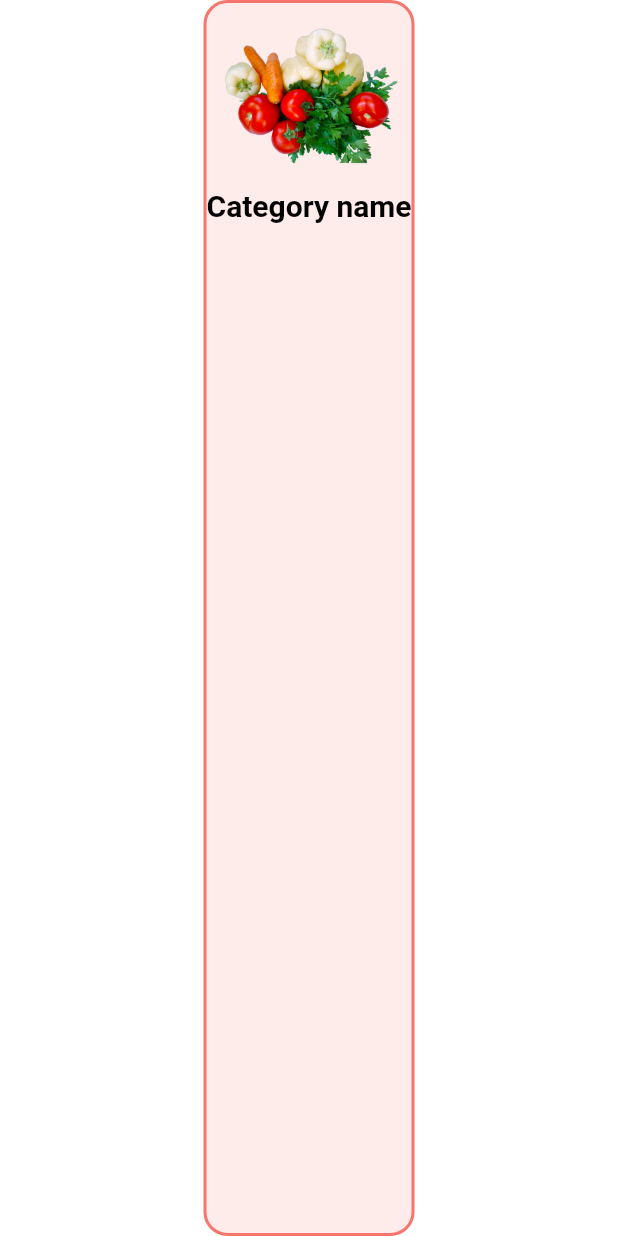
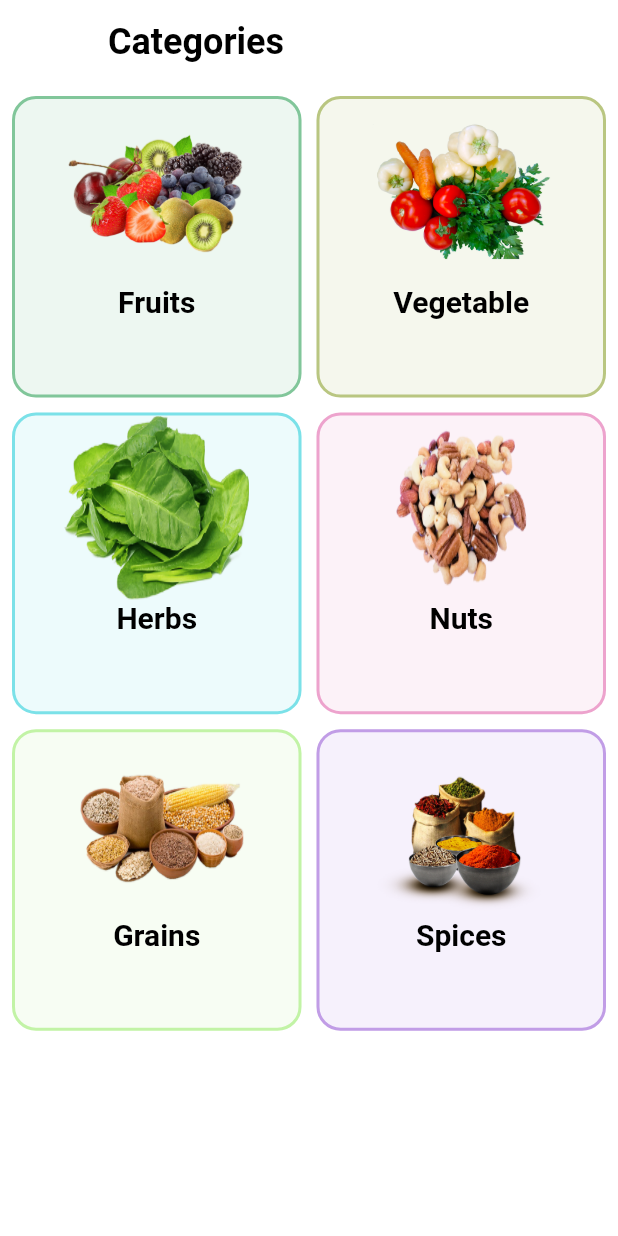
Before and after one commit to Wintech-thekop/pichi_crocery, a Flutter app: the CategiriesScreen screen opened directly, on a phone screen of 412 x 824 dp. Run offline on Flutter 3.47's test engine with Material 2 defaults, Android fonts, the phone set to English and light mode, and no system bars; our stand-ins replace flutter_iconly, shared_preferences; accounts and stored records are empty.

Commit message:
Ep8 Finish building the category screen

```diff
--- a/lib/screens/btm_bar_screen.dart
+++ b/lib/screens/btm_bar_screen.dart
@@ -18,7 +18,7 @@ class _BottomBarScreenState extends State<BottomBarScreen> {
   int _selectedIndex = 3;
   final List<Map<String, dynamic>> _pages = [
     {'page': const HomeScreen(), 'title': 'Home Screen'},
-    {'page': const CategiriesScreen(), 'title': 'Categories Screen'},
+    {'page':  CategiriesScreen(), 'title': 'Categories Screen'},
     {'page': const CartScreen(), 'title': 'Cart Screen'},
     {'page': const UserScreen(), 'title': 'User Screen'},
   ];
--- a/lib/screens/categories_screen.dart
+++ b/lib/screens/categories_screen.dart
@@ -1,13 +1,78 @@
 import 'package:flutter/material.dart';
+import 'package:pichi_grocery_app/services/utils.dart';
 import 'package:pichi_grocery_app/widgets/categories_widget.dart';
+import 'package:pichi_grocery_app/widgets/text_widget.dart';
 
 class CategiriesScreen extends StatelessWidget {
-  const CategiriesScreen({Key? key}) : super(key: key);
+  CategiriesScreen({Key? key}) : super(key: key);
+
+List<Color> gridColors = [
+const Color(0xff53b175),
+const Color(0xFFA0B153),
+const Color(0xFF4BD6E0),
+const Color(0xFFE682BB),
+const Color(0xFFACEF85),
+const Color(0xFFAA79DD),
+];
+
+  List<Map<String, dynamic>> catInfo = [
+    {
+    'imgPath' : 'assets/images/cat/fruits.png',
+    'catText' : 'Fruits',
+    },
+    {
+    'imgPath' : 'assets/images/cat/veg.png',
+    'catText' : 'Vegetable',
+    },
+    {
+    'imgPath' : 'assets/images/cat/Spinach.png',
+    'catText' : 'Herbs',
+    },
+    {
+    'imgPath' : 'assets/images/cat/nuts.png',
+    'catText' : 'Nuts',
+    },
+    {
+    'imgPath' : 'assets/images/cat/grains.png',
+    'catText' : 'Grains',
+    },
+    {
+    'imgPath' : 'assets/images/cat/spices.png',
+    'catText' : 'Spices',
+    },
+  ];
 
   @override
   Widget build(BuildContext context) {
+    final utils = Utils(context);
+    Color color = utils.color;
     return Scaffold(
-      body: Center(child: CategoriesWidget()),
+      appBar: AppBar(
+        elevation: 0,
+        backgroundColor: Theme.of(context).scaffoldBackgroundColor,
+        title: TextWidget(
+          text: 'Categories',
+          color: color,
+          textSize: 24,
+          isTitle: true,
+        ),
+      ),
+      body: Padding(
+        padding: const EdgeInsets.all(8.0),
+        child: GridView.count(
+          crossAxisCount: 2,
+          childAspectRatio: 240 / 250,
+          crossAxisSpacing: 10,
+          mainAxisSpacing: 10,
+          children: List.generate(6, (index) {
+            return CategoriesWidget(
+              catText: catInfo[index]['catText'],
+              imgPath: catInfo[index]['imgPath'],
+              passedColor: gridColors[index],
+            );
+          }),
+        ),
+      ),
     );
   }
 }
--- /dev/null
+++ b/lib/services/utils.dart
@@ -0,0 +1,11 @@
+import 'package:flutter/material.dart';
+import 'package:pichi_grocery_app/provider/dark_theme_provider.dart';
+import 'package:provider/provider.dart';
+
+class Utils {
+  BuildContext context;
+  Utils(this.context);
+
+  bool get getTheme => Provider.of<DarkThemeProvider>(context).getDarkTheme;
+  Color get color => getTheme ? Colors.white : Colors.black;
+}
--- a/lib/widgets/categories_widget.dart
+++ b/lib/widgets/categories_widget.dart
@@ -5,7 +5,15 @@ import 'package:provider/provider.dart';
 import '../provider/dark_theme_provider.dart';
 
 class CategoriesWidget extends StatelessWidget {
-  const CategoriesWidget({Key? key}) : super(key: key);
+  final String catText;
+  final String imgPath;
+  final Color passedColor;
+  const CategoriesWidget(
+      {Key? key,
+      required this.catText,
+      required this.imgPath,
+      required this.passedColor})
+      : super(key: key);
 
   @override
   Widget build(BuildContext context) {
@@ -19,10 +27,10 @@ class CategoriesWidget extends StatelessWidget {
       child: Container(
         // height: _screenWidth * 0.6,
         decoration: BoxDecoration(
-          color: Colors.red.withOpacity(0.1),
+          color: passedColor.withOpacity(0.1),
           borderRadius: BorderRadius.circular(16),
           border: Border.all(
-            color: Colors.red.withOpacity(0.7),
+            color: passedColor.withOpacity(0.7),
             width: 2,
           ),
         ),
@@ -31,14 +39,14 @@ class CategoriesWidget extends StatelessWidget {
             Container(
               width: _screenWidth * 0.3,
               height: _screenWidth * 0.3,
-              decoration: const BoxDecoration(
+              decoration: BoxDecoration(
                 image: DecorationImage(
-                    image: AssetImage('assets/images/cat/veg.png'),
+                    image: AssetImage(imgPath),
                     fit: BoxFit.fill),
               ),
             ),
             TextWidget(
-              text: 'Category name',
+              text: catText,
               color: color,
               textSize: 20,
               isTitle: true,
```
